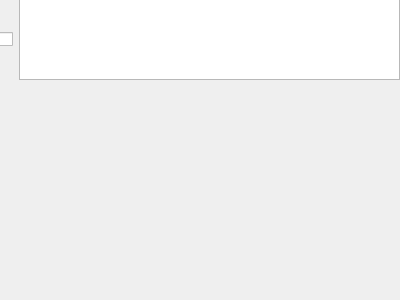
Qt form ITalK/View/userpresentationform.ui (ITKWeb/ITalK) before a commit.
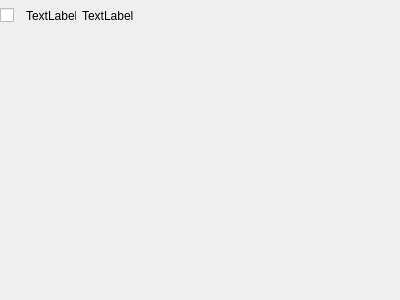
The same form after that commit.

Diff of the .ui file:
```diff
--- a/ITalK/View/userpresentationform.ui
+++ b/ITalK/View/userpresentationform.ui
@@ -16,22 +16,45 @@
   <widget class="QWidget" name="horizontalLayoutWidget">
    <property name="geometry">
     <rect>
-     <x>-1</x>
-     <y>-1</y>
+     <x>0</x>
+     <y>0</y>
      <width>401</width>
-     <height>81</height>
+     <height>31</height>
     </rect>
    </property>
    <layout class="QHBoxLayout" name="horizontalLayout">
     <item>
      <widget class="QCheckBox" name="checkBox">
+      <property name="maximumSize">
+       <size>
+        <width>20</width>
+        <height>20</height>
+       </size>
+      </property>
       <property name="text">
        <string/>
       </property>
      </widget>
     </item>
     <item>
-     <widget class="QTextBrowser" name="textBrowser"/>
+     <widget class="QLabel" name="label">
+      <property name="maximumSize">
+       <size>
+        <width>50</width>
+        <height>16777215</height>
+       </size>
+      </property>
+      <property name="text">
+       <string>TextLabel</string>
+      </property>
+     </widget>
+    </item>
+    <item>
+     <widget class="QLabel" name="label_2">
+      <property name="text">
+       <string>TextLabel</string>
+      </property>
+     </widget>
     </item>
    </layout>
   </widget>
```
